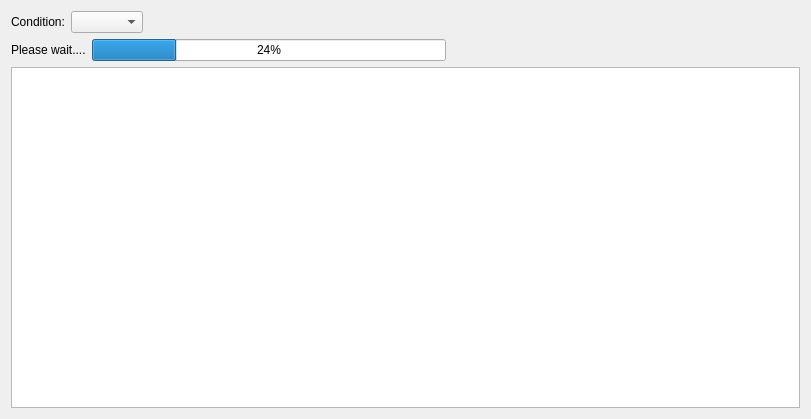
Qt form src/AnyWave/Epoch/AwEpochMosaicWidget.ui (HIP-infrastructure/anywave-code) before a commit.
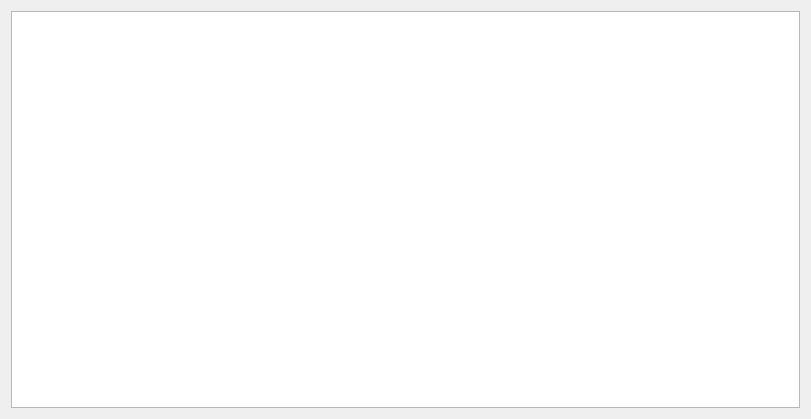
The same form after that commit. Icons and pictures are not drawn.

Commit message: Epoching in progress (almost done revision module).

```diff
--- a/src/AnyWave/Epoch/AwEpochMosaicWidget.ui
+++ b/src/AnyWave/Epoch/AwEpochMosaicWidget.ui
@@ -14,64 +14,6 @@
    <string>Mosaic View</string>
   </property>
   <layout class="QVBoxLayout" name="verticalLayout">
-   <item>
-    <layout class="QHBoxLayout" name="horizontalLayout">
-     <item>
-      <widget class="QLabel" name="label">
-       <property name="text">
-        <string>Condition:</string>
-       </property>
-      </widget>
-     </item>
-     <item>
-      <widget class="QComboBox" name="comboCondition"/>
-     </item>
-     <item>
-      <spacer name="horizontalSpacer">
-       <property name="orientation">
-        <enum>Qt::Horizontal</enum>
-       </property>
-       <property name="sizeHint" stdset="0">
-        <size>
-         <width>40</width>
-         <height>20</height>
-        </size>
-       </property>
-      </spacer>
-     </item>
-    </layout>
-   </item>
-   <item>
-    <layout class="QHBoxLayout" name="progressLayout">
-     <item>
-      <widget class="QLabel" name="labelProgress">
-       <property name="text">
-        <string>Please wait....</string>
-       </property>
-      </widget>
-     </item>
-     <item>
-      <widget class="QProgressBar" name="progressBar">
-       <property name="value">
-        <number>24</number>
-       </property>
-      </widget>
-     </item>
-     <item>
-      <spacer name="horizontalSpacer_2">
-       <property name="orientation">
-        <enum>Qt::Horizontal</enum>
-       </property>
-       <property name="sizeHint" stdset="0">
-        <size>
-         <width>40</width>
-         <height>20</height>
-        </size>
-       </property>
-      </spacer>
-     </item>
-    </layout>
-   </item>
    <item>
     <widget class="QListWidget" name="listWidget">
      <property name="iconSize">
```
Left out of the diff: 8 changed lines with no effect on the pictures. The commit also changes 15 other files.
